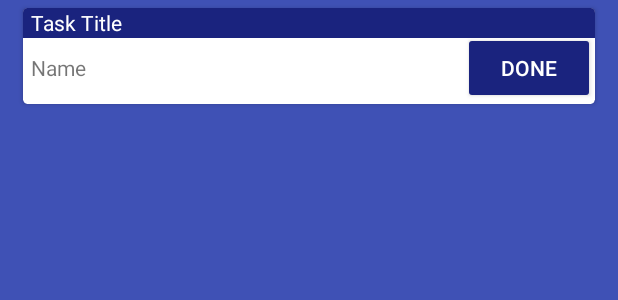
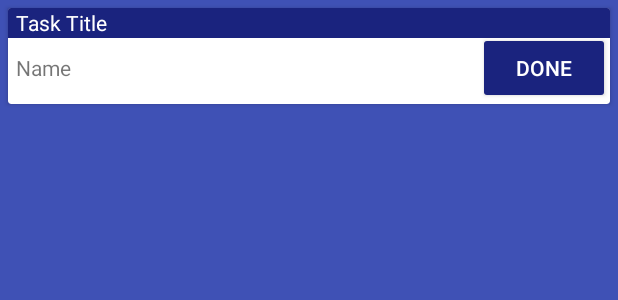
Before and after one commit to sandilyab/androidapp, an Android app: the layout task_list.xml on its own in the app's theme, with its tools: preview values and no code run, on a phone screen of 412 x 824 dp. Shown: the top 300 px of the screen. Run offline under Robolectric (Android 15) with nearby library versions, the phone set to English and light mode, and no system bars.

Commit message:
Changed carview layout, corners not rounded

```diff
--- a/app/src/main/res/layout/task_list.xml
+++ b/app/src/main/res/layout/task_list.xml
@@ -5,11 +5,10 @@
     android:id="@+id/card_view"
     android:layout_width="match_parent"
     android:layout_height="wrap_content"
-    card_view:cardCornerRadius="3dp"
     android:layout_marginTop="5dp"
     android:layout_marginBottom="5dp"
-    android:layout_marginRight="15dp"
-    android:layout_marginLeft="15dp"
+    android:layout_marginRight="5dp"
+    android:layout_marginLeft="5dp"
     android:fitsSystemWindows="true"
     >
 
```
